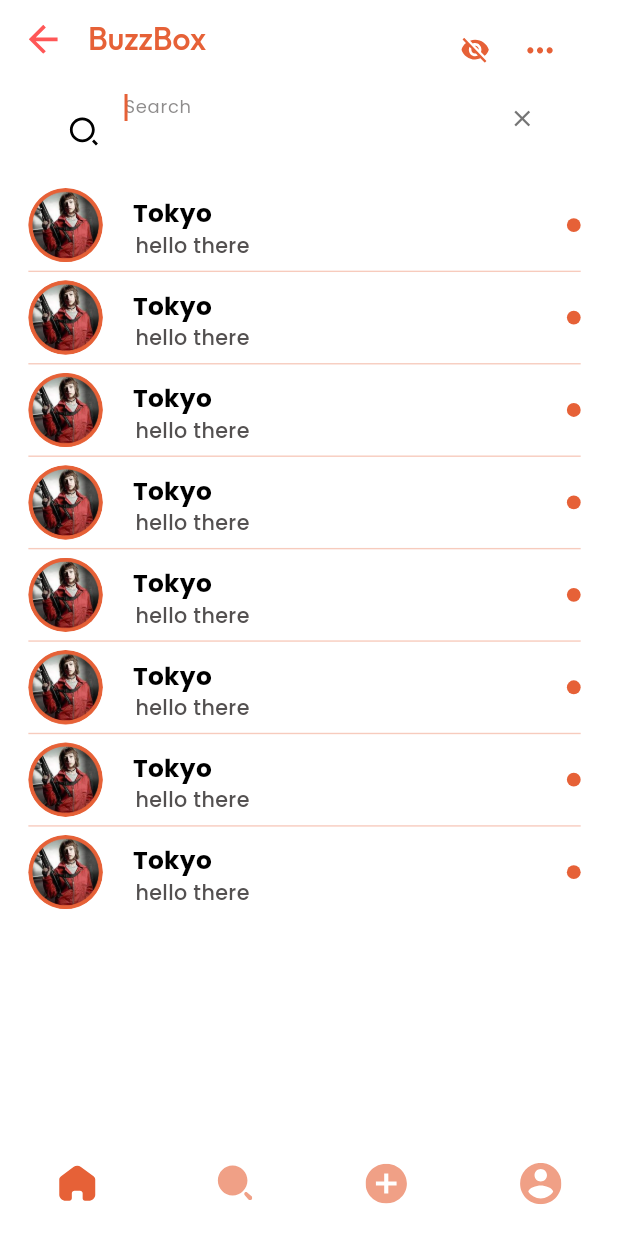
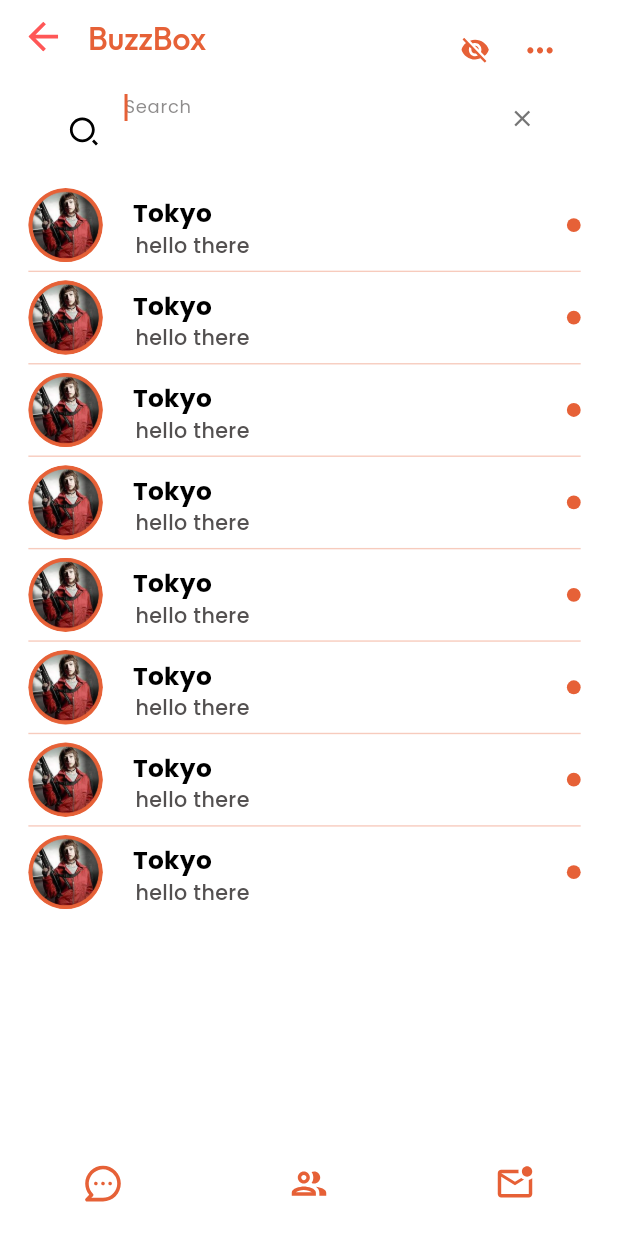
Before and after one commit to vaiibhavkale/sweebuzz, a Flutter app: the ChatScreen screen opened by its route, on a phone screen of 412 x 824 dp. Run offline on Flutter 3.47's test engine with Material 3 defaults, Android fonts, the phone set to English and light mode, and no system bars; our stand-ins replace cached_network_image, flutter_rating_bar, flutter_svg, grouped_list, readmore; missing offline and left inert: flutter_displaymode.

Commit message:
Redirections corrections

```diff
--- /dev/null
+++ b/lib/widgets/custom_chat_bottom_bar.dart
@@ -0,0 +1,122 @@
+import 'package:sweebuzz/core/app_export.dart';
+import 'package:flutter/material.dart';
+
+// ignore: must_be_immutable
+class CustomChatBottomBar extends StatefulWidget {
+  CustomChatBottomBar({this.onChanged});
+  Function(ChatBottomBarEnum)? onChanged;
+
+  @override
+  CustomChatBottomBarState createState() => CustomChatBottomBarState();
+}
+
+class CustomChatBottomBarState extends State<CustomChatBottomBar> {
+  int selectedIndex = 0;
+
+  List<ChatBottomMenuModel> bottomMenuList = [
+    ChatBottomMenuModel(
+      icon: ImageConstant.imgChat1,
+      activeIcon: ImageConstant.imgChat1,
+      type: ChatBottomBarEnum.chat,
+    ),
+    ChatBottomMenuModel(
+      icon: ImageConstant.imgNavgroups,
+      activeIcon: ImageConstant.imgNavgroups,
+      type: ChatBottomBarEnum.group,
+    ),
+    ChatBottomMenuModel(
+      icon: ImageConstant.imgNavrequests,
+      activeIcon: ImageConstant.imgNavrequests,
+      type: ChatBottomBarEnum.request,
+    ),
+  ];
+
+  @override
+  Widget build(BuildContext context) {
+    return Container(
+      height: 76.v,
+      decoration: BoxDecoration(
+        color: theme.colorScheme.primaryContainer.withOpacity(1),
+        borderRadius: BorderRadius.circular(
+          10.h,
+        ),
+      ),
+      child: BottomNavigationBar(
+        backgroundColor: Colors.transparent,
+        showSelectedLabels: false,
+        showUnselectedLabels: false,
+        selectedFontSize: 0,
+        elevation: 0,
+        currentIndex: selectedIndex,
+        type: BottomNavigationBarType.fixed,
+        items: List.generate(bottomMenuList.length, (index) {
+          return BottomNavigationBarItem(
+            icon: CustomImageView(
+              svgPath: bottomMenuList[index].icon,
+              height: 30.adaptSize,
+              width: 30.adaptSize,
+              color: appTheme.deepOrangeA200,
+            ),
+            activeIcon: CustomImageView(
+              svgPath: bottomMenuList[index].activeIcon,
+              height: 31.v,
+              width: 33.h,
+              color: theme.colorScheme.primary,
+            ),
+            label: '',
+          );
+        }),
+        onTap: (index) {
+          selectedIndex = index;
+          widget.onChanged?.call(bottomMenuList[index].type);
+          setState(() {});
+        },
+      ),
+    );
+  }
+}
+
+// img_chat1.svg
+// img_navgroups.svg
+// img_navrequests.svg
+
+enum ChatBottomBarEnum {
+  chat,
+  group,
+  request,
+}
+
+class ChatBottomMenuModel {
+  ChatBottomMenuModel({
+    required this.icon,
+    required this.activeIcon,
+    required this.type,
+  });
+  String icon;
+  String activeIcon;
+  ChatBottomBarEnum type;
+}
+
+class DefaultChatWidget extends StatelessWidget {
+  @override
+  Widget build(BuildContext context) {
+    return Container(
+      color: Colors.white,
+      padding: EdgeInsets.all(10),
+      child: Center(
+        child: Column(
+          crossAxisAlignment: CrossAxisAlignment.start,
+          mainAxisAlignment: MainAxisAlignment.center,
+          children: [
+            Text(
+              'Please replace the respective Widget here',
+              style: TextStyle(
+                fontSize: 18,
+              ),
+            ),
+          ],
+        ),
+      ),
+    );
+  }
+}
```
Also changed, not shown: lib/presentation/blog_screen/blog_screen.dart (+40 -18 lines), lib/presentation/chat_screen/chat_screen.dart (+30 -22 lines), lib/presentation/home_page/home_page.dart (+42 -18 lines), lib/presentation/vibes_screen/vibes_screen.dart (+6 -5 lines), pubspec.lock.
